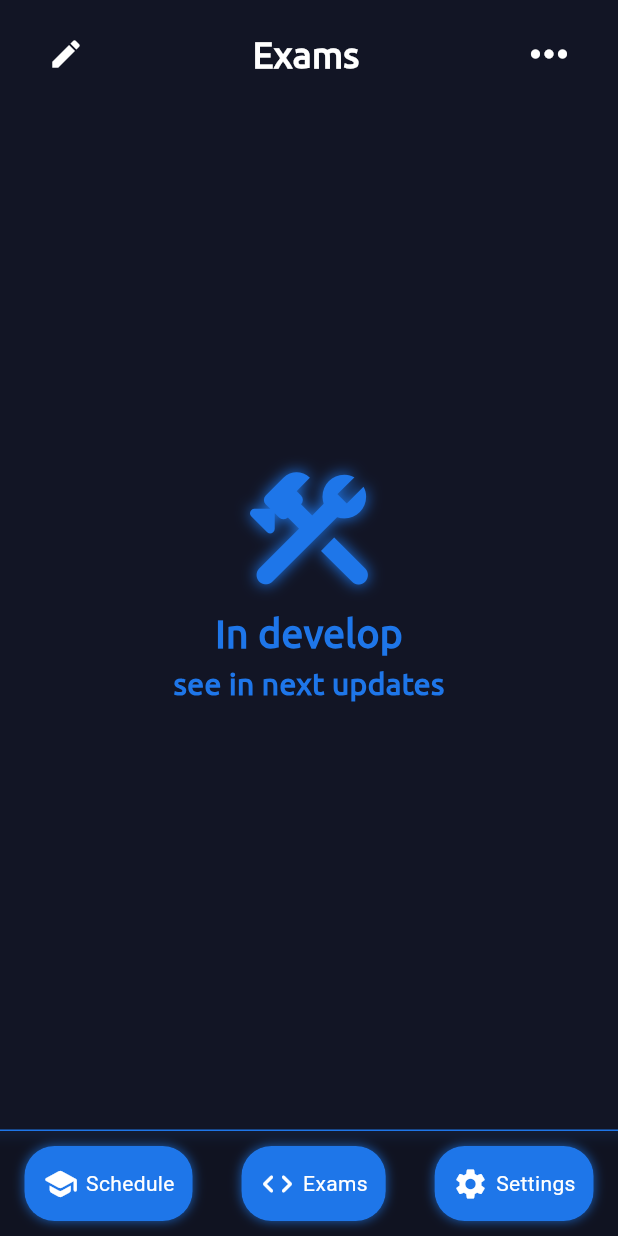
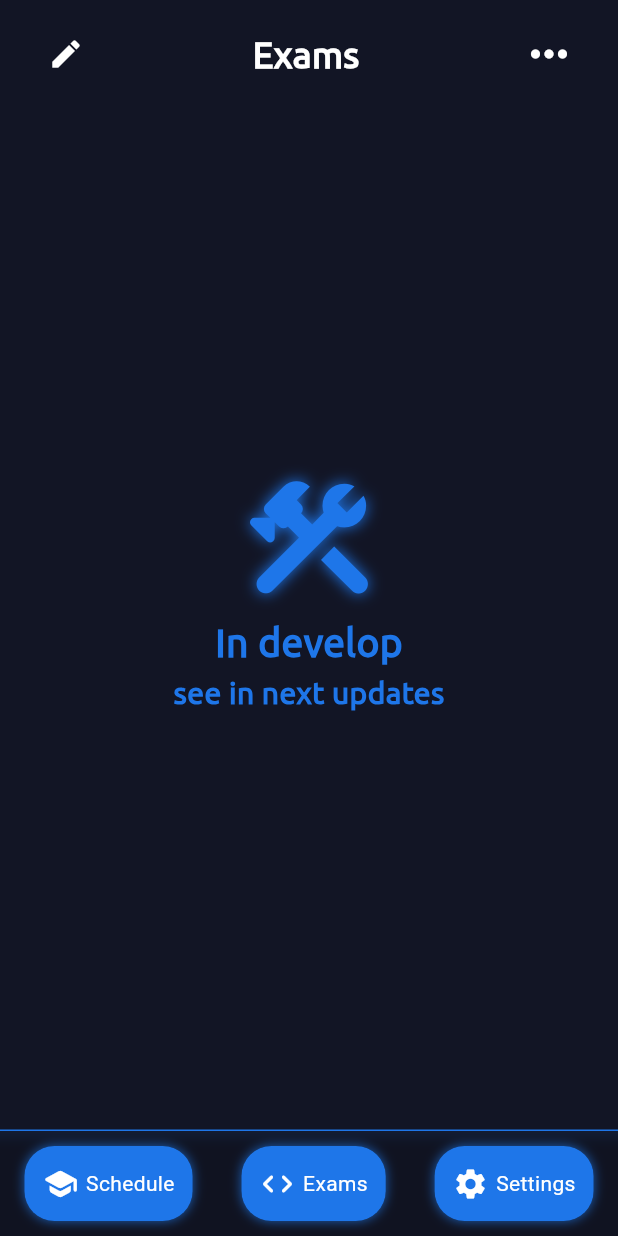
Before and after one commit to mdktdys/Chronos, a Flutter app: the screen it shows after launch, swiped to page 2, on a phone screen of 412 x 824 dp. Run offline on Flutter 3.47's test engine with Material 3 defaults, Android fonts, the phone set to English and light mode, and no system bars; our stand-ins replace bloc, flutter_bloc, get_it, lottie, package_info_plus, shared_preferences and 2 more; missing offline and left inert: ota_update; accounts and stored records are empty.

Commit message:
selected day border, exam screen expanded icon position

```diff
--- a/Application/Mobile/zameny_flutter/lib/main.dart
+++ b/Application/Mobile/zameny_flutter/lib/main.dart
@@ -63,6 +63,7 @@ class _MyAppState extends State<MyApp> {
         SystemChrome.setSystemUIOverlayStyle(
             const SystemUiOverlayStyle(statusBarColor: Colors.transparent));
         return MaterialApp(
+          title: "",
           debugShowCheckedModeBanner: false,
           theme: pr.Provider.of<ThemeProvider>(context).theme,
           home: BlocProvider(
--- a/Application/Mobile/zameny_flutter/lib/presentation/Screens/exams_screen/exams_screen/exams_screen.dart
+++ b/Application/Mobile/zameny_flutter/lib/presentation/Screens/exams_screen/exams_screen/exams_screen.dart
@@ -7,8 +7,8 @@ class ExamsScreen extends StatefulWidget {
   State<ExamsScreen> createState() => _ExamsScreenState();
 }
 
-class _ExamsScreenState extends State<ExamsScreen> with AutomaticKeepAliveClientMixin {
-
+class _ExamsScreenState extends State<ExamsScreen>
+    with AutomaticKeepAliveClientMixin {
   @override
   bool get wantKeepAlive => true;
 
@@ -17,11 +17,10 @@ class _ExamsScreenState extends State<ExamsScreen> with AutomaticKeepAliveClient
     return Scaffold(
       backgroundColor: Theme.of(context).colorScheme.background,
       body: Padding(
-        padding: const EdgeInsets.fromLTRB(20.0,10,20,0),
-        child: CustomScrollView(
-      slivers: [
-        SliverToBoxAdapter(
-            child: Row(
+        padding: const EdgeInsets.fromLTRB(20.0, 10, 20, 0),
+        child: Column(
+          children: [
+            Row(
               mainAxisAlignment: MainAxisAlignment.spaceBetween,
               crossAxisAlignment: CrossAxisAlignment.center,
               children: [
@@ -48,7 +47,7 @@ class _ExamsScreenState extends State<ExamsScreen> with AutomaticKeepAliveClient
                       color: Theme.of(context).primaryColorLight,
                     ))
               ],
-        )),
+            ),
             // SliverToBoxAdapter(
             //   child: GroupChooser(
             //     onGroupSelected: (value) {
@@ -58,7 +57,7 @@ class _ExamsScreenState extends State<ExamsScreen> with AutomaticKeepAliveClient
             //     },
             //   ),
             // ),
-        SliverToBoxAdapter(
+            Expanded(
               child: Center(
                 child: SizedBox(
                   height: 650,
@@ -96,7 +95,8 @@ class _ExamsScreenState extends State<ExamsScreen> with AutomaticKeepAliveClient
                   ),
                 ),
               ),
-        )
+            ),
+            const SizedBox(height: 100,)
           ],
         ),
       ),
```
Also changed, not shown: Application/Mobile/zameny_flutter/lib/presentation/Screens/schedule_screen/schedule_screen.dart (+19 -2 lines), 2 other files. Lines whose indentation alone changed are shown as unchanged.
